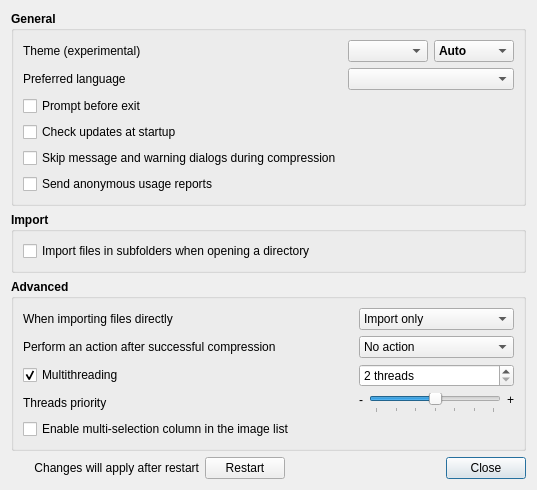
Old version of the form views/PreferencesDialog.ui in the repository zhai23/caesium-image-compressor.
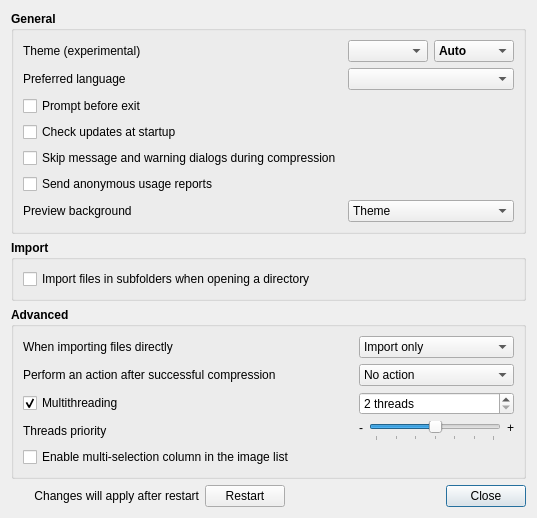
New version of the form. Icons and pictures are not drawn.

```diff
--- a/views/PreferencesDialog.ui
+++ b/views/PreferencesDialog.ui
@@ -52,6 +52,47 @@
         </property>
        </widget>
       </item>
+      <item row="7" column="0">
+       <widget class="QLabel" name="previewBackground_Label">
+        <property name="font">
+         <font>
+          <bold>false</bold>
+         </font>
+        </property>
+        <property name="text">
+         <string>Preview background</string>
+        </property>
+       </widget>
+      </item>
+      <item row="7" column="2" colspan="2">
+       <widget class="QComboBox" name="previewBackground_ComboBox">
+        <property name="font">
+         <font>
+          <bold>false</bold>
+         </font>
+        </property>
+        <item>
+         <property name="text">
+          <string>Theme</string>
+         </property>
+        </item>
+        <item>
+         <property name="text">
+          <string>White</string>
+         </property>
+        </item>
+        <item>
+         <property name="text">
+          <string>Black</string>
+         </property>
+        </item>
+        <item>
+         <property name="text">
+          <string>Checkerboard</string>
+         </property>
+        </item>
+       </widget>
+      </item>
       <item row="0" column="2">
        <widget class="QComboBox" name="theme_ComboBox">
         <property name="font">
```
